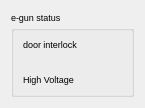
First picture: the form in src/widgets/ui/eGunHV.ui, repository srgblnch/LinacGUI, before the edit.
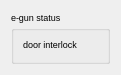
Second picture: the form after the edit. Custom widgets are drawn as their Qt base class.

Commit message: move out the eGunHV pop up 2 of the widgets to be permanently shown, as the senior user has required

What changed in the file:
```diff
--- a/src/widgets/ui/eGunHV.ui
+++ b/src/widgets/ui/eGunHV.ui
@@ -6,8 +6,8 @@
    <rect>
     <x>0</x>
     <y>0</y>
-    <width>145</width>
-    <height>97</height>
+    <width>109</width>
+    <height>55</height>
    </rect>
   </property>
   <property name="windowTitle">
@@ -48,19 +48,6 @@
         </property>
        </widget>
       </item>
-      <item row="2" column="1">
-       <widget class="TaurusLabel" name="eGunHVValue"/>
-      </item>
-      <item row="2" column="0">
-       <widget class="QLabel" name="eGunHVLabel">
-        <property name="text">
-         <string>High Voltage</string>
-        </property>
-       </widget>
-      </item>
-      <item row="1" column="0" colspan="2">
-       <widget class="TaurusLabel" name="eGunHVStatus"/>
-      </item>
      </layout>
     </widget>
    </item>
@@ -73,17 +60,6 @@
    <header>taurus.qt.qtgui.container</header>
    <container>1</container>
   </customwidget>
-  <customwidget>
-   <class>TaurusGroupBox</class>
-   <extends>QGroupBox</extends>
-   <header>taurus.qt.qtgui.container</header>
-   <container>1</container>
-  </customwidget>
-  <customwidget>
-   <class>TaurusLabel</class>
-   <extends>QLabel</extends>
-   <header>taurus.qt.qtgui.display</header>
-  </customwidget>
   <customwidget>
    <class>TaurusLed</class>
    <extends>QLed</extends>
@@ -94,6 +70,12 @@
    <extends>QPixmapWidget</extends>
    <header>taurus.qt.qtgui.display</header>
   </customwidget>
+  <customwidget>
+   <class>TaurusGroupBox</class>
+   <extends>QGroupBox</extends>
+   <header>taurus.qt.qtgui.container</header>
+   <container>1</container>
+  </customwidget>
   <customwidget>
    <class>QPixmapWidget</class>
    <extends>QWidget</extends>
```
The commit also changes 4 other files.
